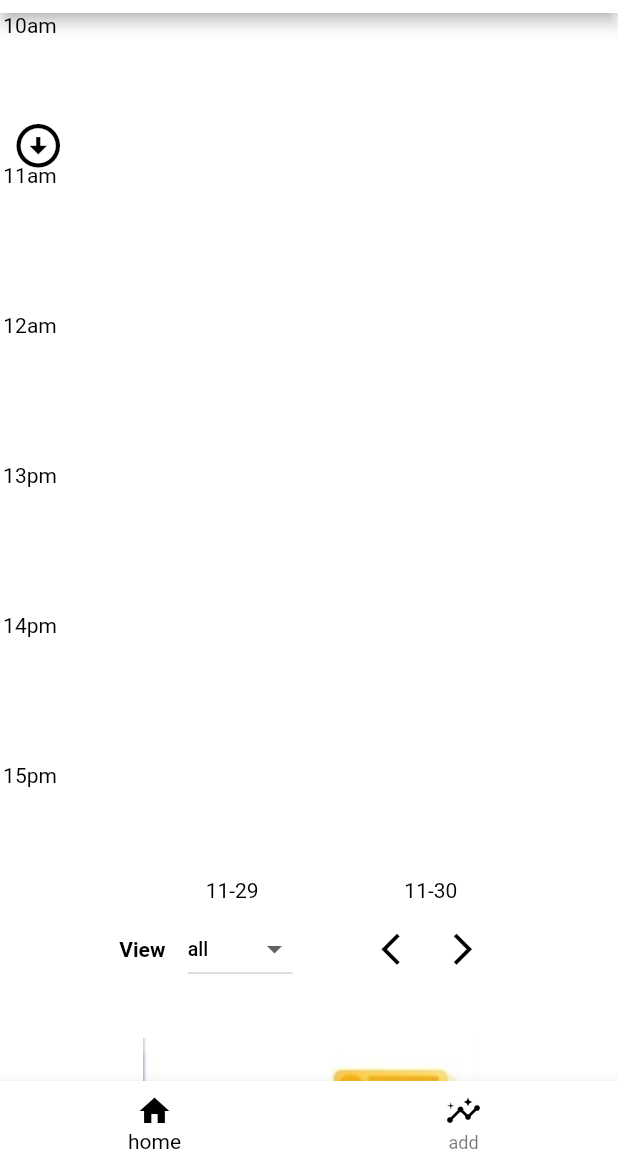
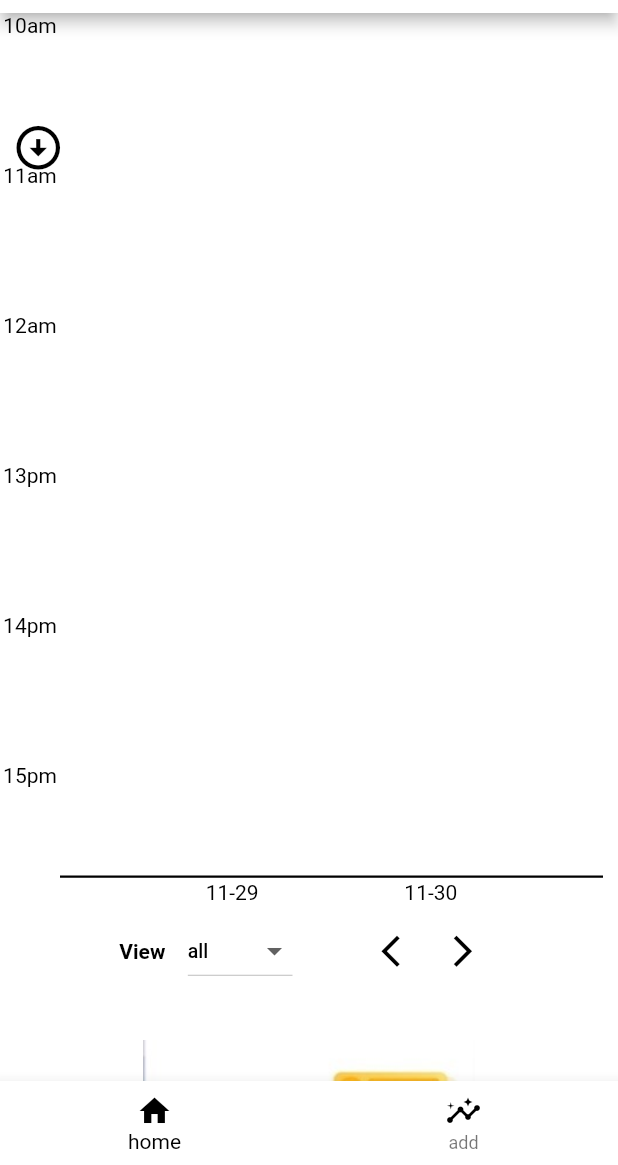
Before and after one commit to balaji0852/yellowpatio, a Flutter app: the Home screen opened directly, on a phone screen of 412 x 824 dp, the part 71-1236 px from its top. Run offline on Flutter 3.47's test engine with Material 2 defaults, Android fonts, the phone set to English and light mode, and no system bars; our stand-ins replace firebase_auth, firebase_core, floor, flutter_redux, google_sign_in, redux and 1 more; accounts and stored records are empty; generated files the repository leaves out were written again; network calls fail.

Commit message:
dark theme fix

```diff
--- a/lib/Pages/projectPage.dart
+++ b/lib/Pages/projectPage.dart
@@ -423,12 +423,12 @@ class ProjectPageState extends State<ProjectPage> {
               child: Column(
                   crossAxisAlignment: CrossAxisAlignment.start,
                   children: [
-                    const Text(
+                    Text(
                       'Your Projects',
                       style: TextStyle(
                           fontSize: 20,
                           fontWeight: FontWeight.w400,
-                          color: Colors.black),
+                          color:  darkMode ? Colors.white : Colors.black),
                     ),
                     AllProjectPage(loaded: loaded)
                   ]),
--- a/lib/graph/planner_graph.dart
+++ b/lib/graph/planner_graph.dart
@@ -50,7 +50,7 @@ class PlannerGraphPage extends State<PlannerGraph> {
           ? (index + 1).toString() + "am"
           : (index + 1).toString() + "pm");
   late List<String>? dates = [];
-  final itemSize = 2402.0;
+  final itemSize = 2462.0;
   bool openDialog = false;
   List<ClassDataInstanceMaterDuplicate> hourlyDataInstanceFromChild = [];
   int viewType = 1;
@@ -181,7 +181,7 @@ class PlannerGraphPage extends State<PlannerGraph> {
           children: [
             Container(
               height: 575,
-              color: darkMode?Colors.black:Colors.white,
+              color: darkMode ? Colors.black : Colors.white,
               child: ListView(
                 itemExtent: itemSize,
                 controller: widgetScrollCOntroller,
@@ -200,8 +200,13 @@ class PlannerGraphPage extends State<PlannerGraph> {
                                   children: time
                                       .map((e) => SizedBox(
                                             height: 100,
-                                            child: Text(e
-                                            ,style: TextStyle(color: darkMode?Colors.white:Colors.black),),
+                                            child: Text(
+                                              e,
+                                              style: TextStyle(
+                                                  color: darkMode
+                                                      ? Colors.white
+                                                      : Colors.black),
+                                            ),
                                           ))
                                       .toList()),
                             ),
@@ -293,23 +298,6 @@ class PlannerGraphPage extends State<PlannerGraph> {
                             //   ),
                             // ),
                           ]),
-                      // Row(
-                      //   children: [
-                      //     const SizedBox(
-                      //       width: 40,
-                      //     ),
-                      //     SizedBox(
-                      //       height: 2,
-                      //       width: MediaQuery.of(context).size.width - 50,
-                      //       child: Container(
-                      //         color: Colors.black,
-                      //       ),
-                      //     ),
-                      //     const SizedBox(
-                      //       width: 5,
-                      //     )
-                      //   ],
-                      // )
                     ],
                   )
                 ],
@@ -321,12 +309,35 @@ class PlannerGraphPage extends State<PlannerGraph> {
                   width: 40,
                 ),
                 SizedBox(
+                  height: 1.5,
+                  width: MediaQuery.of(context).size.width - 50,
+                  child: Container(
+                    color: darkMode ? Colors.white : Colors.black,
+                  ),
+                ),
+                const SizedBox(
+                  width: 5,
+                )
+              ],
+            ),
+            Row(
+              children: [
+                const SizedBox(
+                  width: 40,
+                ),
+                SizedBox(
                     height: 20,
                     width: MediaQuery.of(context).size.width - 50,
                     child: Row(
                       mainAxisAlignment: MainAxisAlignment.spaceEvenly,
-                      children:
-                          dates!.map((e) => Text(e.substring(5, 10),style: TextStyle(color: darkMode?Colors.white:Colors.black),)).toList(),
+                      children: dates!
+                          .map((e) => Text(
+                                e.substring(5, 10),
+                                style: TextStyle(
+                                    color:
+                                        darkMode ? Colors.white : Colors.black),
+                              ))
+                          .toList(),
                     )),
                 const SizedBox(
                   width: 5,
@@ -340,38 +351,33 @@ class PlannerGraphPage extends State<PlannerGraph> {
                   flex: 3,
                 ),
                 Text('View',
-                    style:
-                        TextStyle(fontSize: 14, color: darkMode?Colors.white:Colors.black, fontWeight: FontWeight.bold)),
+                    style: TextStyle(
+                        fontSize: 14,
+                        color: darkMode ? Colors.white : Colors.black,
+                        fontWeight: FontWeight.bold)),
                 DropDown(
                   callBack: (selected) {
                     setState(() {
-                        selectedViewCategoryID =
-                            viewCategory.indexOf(selected!);
+                      selectedViewCategoryID = viewCategory.indexOf(selected!);
                     });
                   },
                   darkMode: darkMode,
-                    dropdownTitle:
-                        viewCategory.elementAt(selectedViewCategoryID),
-                        viewCategory: viewCategory,),
+                  dropdownTitle: viewCategory.elementAt(selectedViewCategoryID),
+                  viewCategory: viewCategory,
+                ),
                 const Spacer(
                   flex: 1,
                 ),
                 IconButton(
-                  icon:  Icon(
-                    Icons.arrow_back_ios_new,
-                    size: 25,
-                    color: darkMode?Colors.white:Colors.black
-                  ),
+                  icon: Icon(Icons.arrow_back_ios_new,
+                      size: 25, color: darkMode ? Colors.white : Colors.black),
                   onPressed: () {
                     dateSetter(false, false);
                   },
                 ),
                 IconButton(
-                  icon: Icon(
-                    Icons.arrow_forward_ios,
-                    size: 25,
-                    color: darkMode?Colors.white:Colors.black
-                  ),
+                  icon: Icon(Icons.arrow_forward_ios,
+                      size: 25, color: darkMode ? Colors.white : Colors.black),
                   onPressed: () {
                     dateSetter(true, false);
                   },
@@ -387,9 +393,9 @@ class PlannerGraphPage extends State<PlannerGraph> {
             bottom: 550,
             child: CircleAvatar(
               radius: 20,
-            backgroundColor:darkMode?Colors.black: Colors.white,
+              backgroundColor: darkMode ? Colors.black : Colors.white,
               child: IconButton(
-              color: darkMode?Colors.white:Colors.black,
+                color: darkMode ? Colors.white : Colors.black,
                 onPressed: () {
                   pageDownScroller(widget.MainWidgetScrollView);
                 },
@@ -398,8 +404,7 @@ class PlannerGraphPage extends State<PlannerGraph> {
                   size: 35,
                 ),
               ),
-          )
-        ),
+            )),
         if (openDialog)
           GraphDialog(
             openCallback: openDialogCallback,
--- a/lib/graph/time_instance_widget.dart
+++ b/lib/graph/time_instance_widget.dart
@@ -83,12 +83,12 @@ class TimeInstancePage extends State<TimeInstanceWidget> {
 
   @override
   Widget build(BuildContext context) {
-     state = StoreProvider.of<AppStore>(context);
+    state = StoreProvider.of<AppStore>(context);
     darkMode = state.state.darkMode;
     return Container(
-      height: 2400,
+      height: 2460,
       width: (MediaQuery.of(context).size.width - 50) / widget.filter,
-      color: darkMode?Colors.black:Colors.white,
+      color: darkMode ? Colors.black : Colors.white,
       child: Column(
           children: todayInstance.map((element) {
         int index = 0;
--- a/lib/home.dart
+++ b/lib/home.dart
@@ -144,21 +144,19 @@ class HomePage extends State<Home> {
   Widget build(BuildContext context) {
     reduxState = StoreProvider.of<AppStore>(context);
     darkMode = reduxState.state.darkMode;
-    return StoreConnector<AppStore, int>(
-      converter: (store) => store.state.selectedIndex,
-      builder: (context, bottomNavigationCurrentIndex) {
-        //checking index for bottomNavigation
-        print(bottomNavigationCurrentIndex);
+    return StoreConnector<AppStore, bool>(
+      converter: (store) => store.state.darkMode,
+      builder: (context, _darkMode) {
 
         return Scaffold(
           drawer: HomeDrawer(),
           appBar: AppBar(
             iconTheme:
-                IconThemeData(color: darkMode ? Colors.white : Colors.black),
+                IconThemeData(color: _darkMode ? Colors.white : Colors.black),
             title: Text(appName,
                 style:
-                    TextStyle(color: darkMode ? Colors.white : Colors.black)),
-            backgroundColor: darkMode ? Colors.black : Colors.white,
+                    TextStyle(color: _darkMode ? Colors.white : Colors.black)),
+            backgroundColor: _darkMode ? Colors.black : Colors.white,
             actions: <Widget>[
               MaterialButton(
                 onPressed: signOut,
@@ -174,27 +172,27 @@ class HomePage extends State<Home> {
           ),
           body: _widgetOptions.elementAt(_selectedIndex),
           bottomNavigationBar: BottomNavigationBar(
-            backgroundColor: darkMode ? Colors.black : Colors.white,
+            backgroundColor: _darkMode ? Colors.black : Colors.white,
             unselectedLabelStyle:
-                TextStyle(color: darkMode ? Colors.white : Colors.black),
+                TextStyle(color: _darkMode ? Colors.white : Colors.black),
             items: <BottomNavigationBarItem>[
               BottomNavigationBarItem(
                 icon: Icon(
                   Icons.home,
-                  color: darkMode ? Colors.white : Colors.black,
+                  color: _darkMode ? Colors.white : Colors.black,
                 ),
                 label: 'home',
               ),
               BottomNavigationBarItem(
                 icon: Icon(
                   Icons.insights,
-                  color: darkMode ? Colors.white : Colors.black,
+                  color: _darkMode ? Colors.white : Colors.black,
                 ),
                 label: 'add',
               ),
             ],
             currentIndex: _selectedIndex,
-            selectedItemColor: darkMode ? Colors.white : Colors.black,
+            selectedItemColor: _darkMode ? Colors.white : Colors.black,
             onTap: (index) {
               _onItemTapped(index);
             },
--- a/lib/home_drawer.dart
+++ b/lib/home_drawer.dart
@@ -67,12 +67,13 @@ class HomeDraweWidget extends State<HomeDrawer> {
         padding: const EdgeInsets.all(5),
         child: ListView(
           children: [
+            const SizedBox(height: 30,),
             Row(
               mainAxisAlignment: MainAxisAlignment.spaceAround,
               children: [
                 Text("planB",
                     style: TextStyle(
-                        color: darkMode ? Colors.white : Colors.white)),
+                        color: darkMode ? Colors.white : Colors.black,fontSize: 20)),
               ],
             ),
             const SizedBox(
```
Also changed, not shown: lib/Pages/AllProjectPage.dart (+5 -3 lines), lib/Pages/comment_section_page.dart (+10 -0 lines), lib/Pages/home_page.dart (+28 -8 lines). Lines whose indentation alone changed are shown as unchanged.
